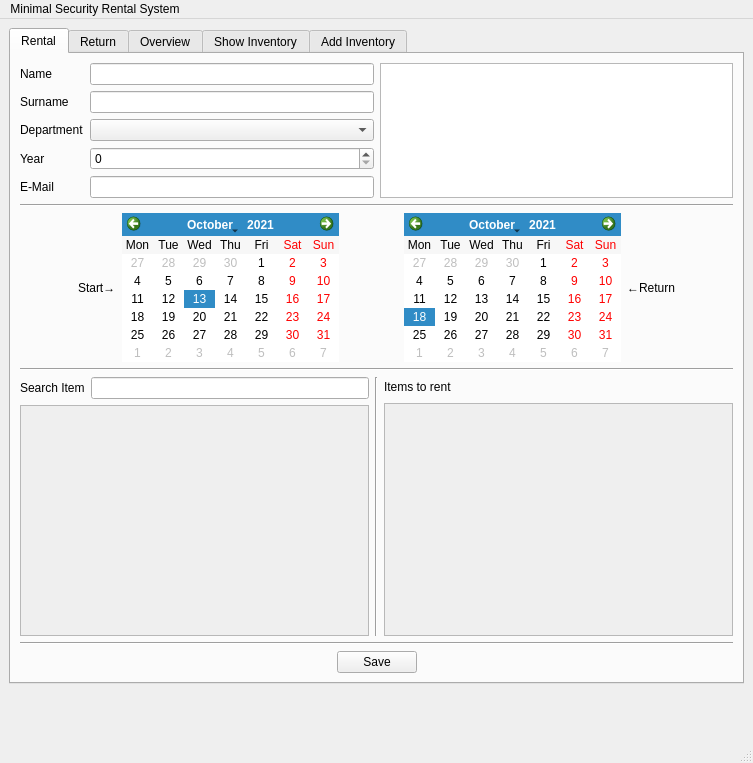
Above: Minimum Security Rental System/mainwindow.ui from clockdiv/Minimum-Security-Rental-System before the change. Below: the same form after it.
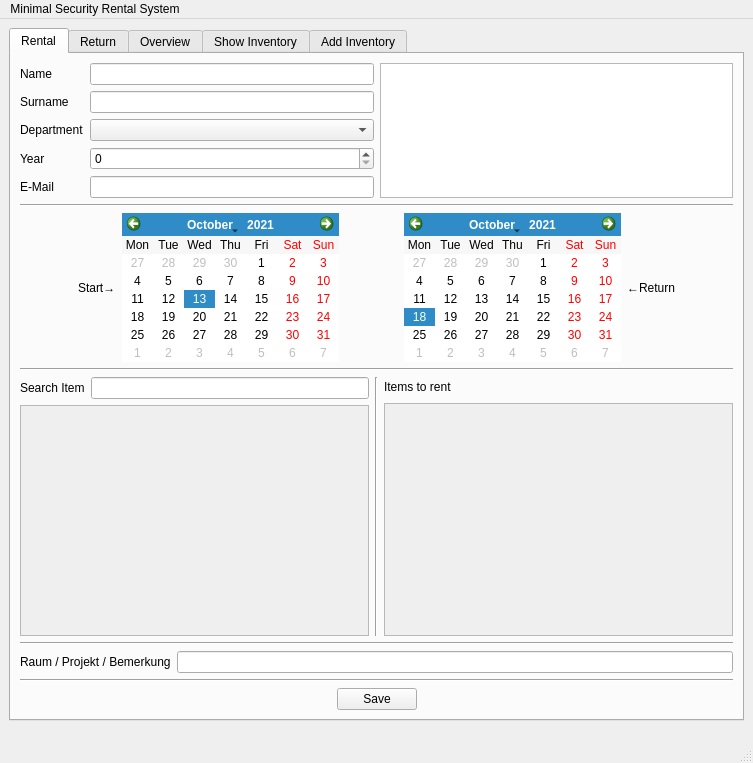
That is the form after the change. Custom widgets are drawn as their Qt base class.

What changed in the file:
```diff
--- a/Minimum Security Rental System/mainwindow.ui
+++ b/Minimum Security Rental System/mainwindow.ui
@@ -15,6 +15,9 @@
   </property>
   <widget class="QWidget" name="centralwidget">
    <layout class="QVBoxLayout" name="verticalLayout_6">
+    <property name="spacing">
+     <number>0</number>
+    </property>
     <item>
      <widget class="QTabWidget" name="tabWidget">
       <property name="sizePolicy">
@@ -376,6 +379,27 @@
           </property>
          </widget>
         </item>
+        <item>
+         <layout class="QFormLayout" name="formLayout_2">
+          <item row="0" column="0">
+           <widget class="QLabel" name="label_11">
+            <property name="text">
+             <string>Raum / Projekt / Bemerkung</string>
+            </property>
+           </widget>
+          </item>
+          <item row="0" column="1">
+           <widget class="QLineEdit" name="lineEdit_rentalComment"/>
+          </item>
+         </layout>
+        </item>
+        <item>
+         <widget class="Line" name="line_6">
+          <property name="orientation">
+           <enum>Qt::Horizontal</enum>
+          </property>
+         </widget>
+        </item>
         <item>
          <layout class="QHBoxLayout" name="horizontalLayout_2">
           <item>
@@ -687,27 +711,6 @@
       </widget>
      </widget>
     </item>
-    <item>
-     <widget class="QLabel" name="label_Info">
-      <property name="maximumSize">
-       <size>
-        <width>16777215</width>
-        <height>42</height>
-       </size>
-      </property>
-      <property name="font">
-       <font>
-        <pointsize>26</pointsize>
-       </font>
-      </property>
-      <property name="text">
-       <string/>
-      </property>
-      <property name="alignment">
-       <set>Qt::AlignCenter</set>
-      </property>
-     </widget>
-    </item>
    </layout>
   </widget>
   <widget class="QMenuBar" name="menubar">
@@ -731,6 +734,11 @@
    <property name="enabled">
     <bool>true</bool>
    </property>
+   <property name="font">
+    <font>
+     <pointsize>18</pointsize>
+    </font>
+   </property>
   </widget>
   <action name="actionEinstellungen">
    <property name="text">
```
Left out of the diff: 19 changed lines with no effect on the pictures.
